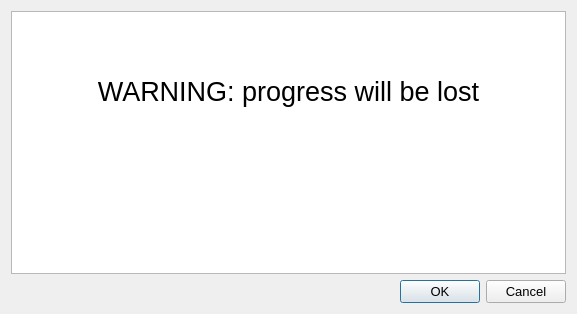
First picture: the form in source_code/ui/warning_progress_will_be_lost.ui, repository MaximilianBrokamp/ENEFFCO-diagramm-creator, before the edit.
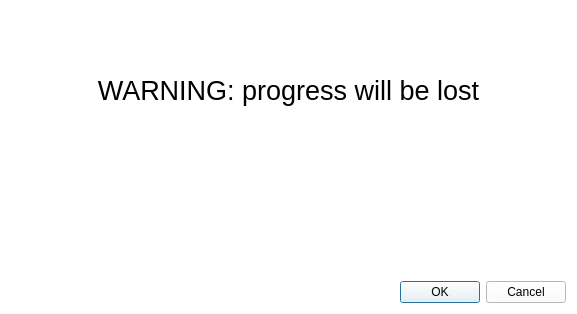
Second picture: the form after the edit. Icons and pictures are not drawn.

The edit to the form file:
```diff
--- a/source_code/ui/warning_progress_will_be_lost.ui
+++ b/source_code/ui/warning_progress_will_be_lost.ui
@@ -13,6 +13,10 @@
   <property name="windowTitle">
    <string>WARNING</string>
   </property>
+  <property name="styleSheet">
+   <string notr="true">
+background-color: rgb(255, 255, 255);</string>
+  </property>
   <layout class="QGridLayout" name="gridLayout">
    <item row="1" column="0">
     <widget class="QDialogButtonBox" name="ok_button">
@@ -48,6 +52,15 @@
           </color>
          </brush>
         </colorrole>
+        <colorrole role="Button">
+         <brush brushstyle="SolidPattern">
+          <color alpha="255">
+           <red>255</red>
+           <green>255</green>
+           <blue>255</blue>
+          </color>
+         </brush>
+        </colorrole>
         <colorrole role="Text">
          <brush brushstyle="SolidPattern">
           <color alpha="255">
@@ -57,6 +70,24 @@
           </color>
          </brush>
         </colorrole>
+        <colorrole role="Base">
+         <brush brushstyle="SolidPattern">
+          <color alpha="255">
+           <red>255</red>
+           <green>255</green>
+           <blue>255</blue>
+          </color>
+         </brush>
+        </colorrole>
+        <colorrole role="Window">
+         <brush brushstyle="SolidPattern">
+          <color alpha="255">
+           <red>255</red>
+           <green>255</green>
+           <blue>255</blue>
+          </color>
+         </brush>
+        </colorrole>
        </active>
        <inactive>
         <colorrole role="WindowText">
@@ -68,6 +99,15 @@
           </color>
          </brush>
         </colorrole>
+        <colorrole role="Button">
+         <brush brushstyle="SolidPattern">
+          <color alpha="255">
+           <red>255</red>
+           <green>255</green>
+           <blue>255</blue>
+          </color>
+         </brush>
+        </colorrole>
         <colorrole role="Text">
          <brush brushstyle="SolidPattern">
           <color alpha="255">
@@ -77,6 +117,24 @@
           </color>
          </brush>
         </colorrole>
+        <colorrole role="Base">
+         <brush brushstyle="SolidPattern">
+          <color alpha="255">
+           <red>255</red>
+           <green>255</green>
+           <blue>255</blue>
+          </color>
+         </brush>
+        </colorrole>
+        <colorrole role="Window">
+         <brush brushstyle="SolidPattern">
+          <color alpha="255">
+           <red>255</red>
+           <green>255</green>
+           <blue>255</blue>
+          </color>
+         </brush>
+        </colorrole>
        </inactive>
        <disabled>
         <colorrole role="WindowText">
@@ -88,6 +146,15 @@
           </color>
          </brush>
         </colorrole>
+        <colorrole role="Button">
+         <brush brushstyle="SolidPattern">
+          <color alpha="255">
+           <red>255</red>
+           <green>255</green>
+           <blue>255</blue>
+          </color>
+         </brush>
+        </colorrole>
         <colorrole role="Text">
          <brush brushstyle="SolidPattern">
           <color alpha="255">
@@ -97,12 +164,33 @@
           </color>
          </brush>
         </colorrole>
+        <colorrole role="Base">
+         <brush brushstyle="SolidPattern">
+          <color alpha="255">
+           <red>255</red>
+           <green>255</green>
+           <blue>255</blue>
+          </color>
+         </brush>
+        </colorrole>
+        <colorrole role="Window">
+         <brush brushstyle="SolidPattern">
+          <color alpha="255">
+           <red>255</red>
+           <green>255</green>
+           <blue>255</blue>
+          </color>
+         </brush>
+        </colorrole>
        </disabled>
       </palette>
      </property>
      <property name="contextMenuPolicy">
       <enum>Qt::NoContextMenu</enum>
      </property>
+     <property name="frameShape">
+      <enum>QFrame::NoFrame</enum>
+     </property>
      <property name="html">
       <string>&lt;!DOCTYPE HTML PUBLIC &quot;-//W3C//DTD HTML 4.0//EN&quot; &quot;http://www.w3.org/TR/REC-html40/strict.dtd&quot;&gt;
 &lt;html&gt;&lt;head&gt;&lt;meta name=&quot;qrichtext&quot; content=&quot;1&quot; /&gt;&lt;style type=&quot;text/css&quot;&gt;
```
